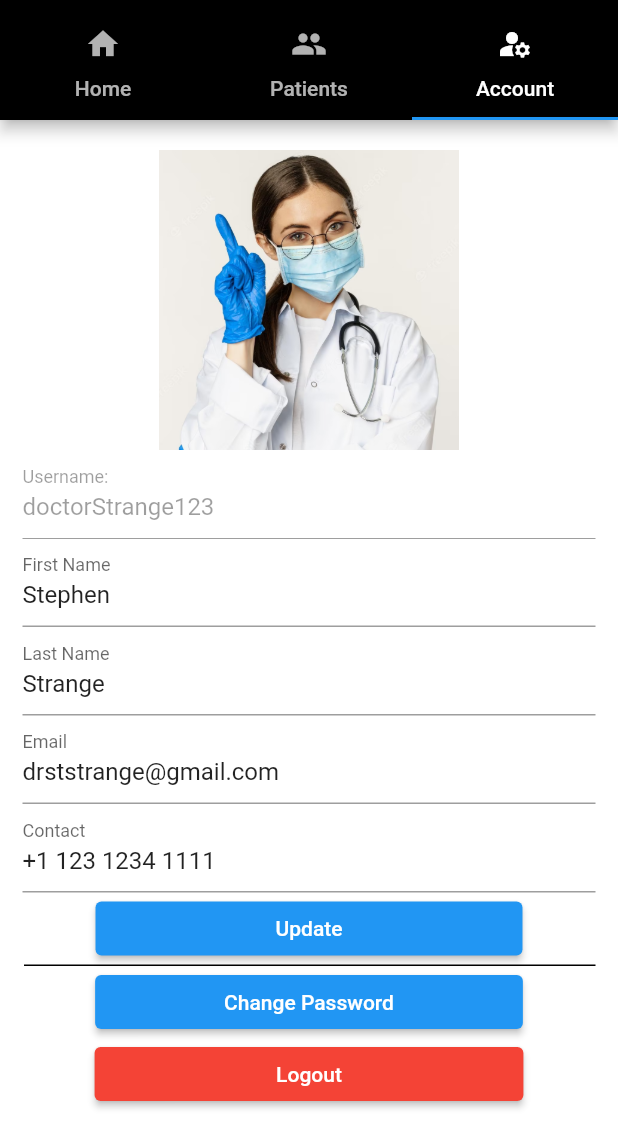
After one commit to mxie10/PatienyCareApp, a Flutter app: the screen it shows after launch, tab 3 chosen, on a phone screen of 412 x 824 dp. The commit adds this screen. Shown: the top 1148 px of the screen. Run offline on Flutter 3.47's test engine with Material 2 defaults, Android fonts, the phone set to English and light mode, and no system bars.

Commit message:
added account screen

```diff
--- /dev/null
+++ b/lib/AccountScreen.dart
@@ -0,0 +1,113 @@
+import 'package:flutter/material.dart';
+import './patient_model.dart';
+
+class AccountScreen extends StatefulWidget {
+  const AccountScreen({Key? key}) : super();
+
+  @override
+  State<AccountScreen> createState() => AccountScreenState();
+}
+
+class AccountScreenState extends State<AccountScreen> {
+  static List<PatientModel> patient_list = [
+    PatientModel("Jim Ryan", 55, "Fever"),
+    PatientModel("Tom Holland", 26, "Cough"),
+    PatientModel("YiQing", 22, "Covid"),
+    PatientModel("Jim Ryan", 55, "Fever"),
+    PatientModel("Tom Holland", 26, "Cough"),
+  ];
+
+  List<PatientModel> display_list = List.from(patient_list);
+
+  void updateList(String value) {}
+
+  @override
+  Widget build(BuildContext context) {
+    return Scaffold(
+      backgroundColor: Colors.white,
+      body: Container(
+          padding: const EdgeInsets.all(15),
+          child: Column(
+            mainAxisAlignment: MainAxisAlignment.start,
+            crossAxisAlignment: CrossAxisAlignment.center,
+            children: [
+              const SizedBox(
+                height: 5.0,
+              ),
+              // const Text("Account",
+              //     style: TextStyle(
+              //         color: Colors.black,
+              //         fontSize: 22.0,
+              //         fontWeight: FontWeight.bold)),
+              // const SizedBox(
+              //   height: 20.0,
+              // ),
+              const Image(
+                image: AssetImage('assets/avatars/user2.jpg'),
+                height: 200,
+                width: 200,
+              ),
+              TextFormField(
+                  initialValue: 'doctorStrange123',
+                  enabled: false,
+                  decoration: const InputDecoration(
+                    border: UnderlineInputBorder(),
+                    labelText: 'Username:',
+                  )),
+              TextFormField(
+                  initialValue: 'Stephen',
+                  decoration: const InputDecoration(
+                    border: UnderlineInputBorder(),
+                    labelText: 'First Name',
+                  )),
+              TextFormField(
+                  initialValue: 'Strange',
+                  decoration: const InputDecoration(
+                    border: UnderlineInputBorder(),
+                    labelText: 'Last Name',
+                  )),
+              TextFormField(
+                  initialValue: 'drststrange@gmail.com',
+                  decoration: const InputDecoration(
+                    border: UnderlineInputBorder(),
+                    labelText: 'Email',
+                  )),
+              TextFormField(
+                  initialValue: '+1 123 1234 1111',
+                  decoration: const InputDecoration(
+                    border: UnderlineInputBorder(),
+                    labelText: 'Contact',
+                  )),
+              ElevatedButton(
+                  onPressed: () {},
+                  style: ButtonStyle(
+                      backgroundColor: MaterialStateProperty.all(Colors.blue),
+                      padding: MaterialStateProperty.all(
+                          EdgeInsets.only(left: 120, right: 120))),
+                  child: Text('Update')),
+              const Divider(
+                height: 1,
+                thickness: 1,
+                indent: 1,
+                endIndent: 0,
+                color: Colors.black,
+              ),
+              ElevatedButton(
+                  onPressed: () {},
+                  style: ButtonStyle(
+                      backgroundColor: MaterialStateProperty.all(Colors.blue),
+                      padding: MaterialStateProperty.all(
+                          EdgeInsets.only(left: 86, right: 86))),
+                  child: Text('Change Password')),
+              ElevatedButton(
+                  onPressed: () {},
+                  style: ButtonStyle(
+                      backgroundColor: MaterialStateProperty.all(Colors.red),
+                      padding: MaterialStateProperty.all(
+                          EdgeInsets.only(left: 121, right: 121))),
+                  child: Text('Logout')),
+            ],
+          )),
+    );
+  }
+}
--- /dev/null
+++ b/lib/loginScreen.dart
@@ -0,0 +1,11 @@
+import 'package:flutter/src/widgets/container.dart';
+import 'package:flutter/src/widgets/framework.dart';
+
+class MyWidget extends StatelessWidget {
+  const MyWidget({super.key});
+
+  @override
+  Widget build(BuildContext context) {
+    return Container();
+  }
+}
--- a/lib/main.dart
+++ b/lib/main.dart
@@ -1,6 +1,7 @@
 import 'package:flutter/material.dart';
 import './HomeScreen.dart';
 import './PatientScreen.dart';
+import './AccountScreen.dart';
 
 void main() => runApp(MyApp());
 
@@ -10,22 +11,22 @@ class MyApp extends StatelessWidget {
     return MaterialApp(
       color: Colors.white,
       home: DefaultTabController(
-        length: 2,
+        length: 3,
         child: Scaffold(
           backgroundColor: Colors.black,
-          appBar:  PreferredSize(
+          appBar: PreferredSize(
             preferredSize: Size.fromHeight(80.0),
-            child:AppBar(
+            child: AppBar(
               backgroundColor: Colors.black,
-              bottom: TabBar(
+              bottom: const TabBar(
                 labelColor: Colors.white,
                 tabs: [
+                  SizedBox(child: Tab(icon: Icon(Icons.home), text: "Home")),
                   SizedBox(
-                    child: Tab(icon: Icon(Icons.home), text: "Home")
-                  ),
-                    SizedBox(
-                    child: Tab(icon: Icon(Icons.people), text: "Patients")
-                  )
+                      child: Tab(icon: Icon(Icons.people), text: "Patients")),
+                  SizedBox(
+                      child: Tab(
+                          icon: Icon(Icons.manage_accounts), text: "Account"))
                 ],
               ),
             ),
@@ -34,6 +35,7 @@ class MyApp extends StatelessWidget {
             children: [
               HomeScreen(),
               PatientScreen(),
+              AccountScreen(),
             ],
           ),
         ),
--- a/pubspec.yaml
+++ b/pubspec.yaml
@@ -58,6 +58,11 @@ flutter:
   # included with your application, so that you can use the icons in
   # the material Icons class.
   uses-material-design: true
+  assets:
+    - assets/images/
+    - assets/avatars/
+
+
 
   # To add assets to your application, add an assets section, like this:
   # assets:
```
Also changed, not shown: lib/homeScreen.dart (+23 -31 lines), assets/avatars/user1.png (renamed from assets/avatar/patient_example.png), assets/avatars/user2.jpg (added).
